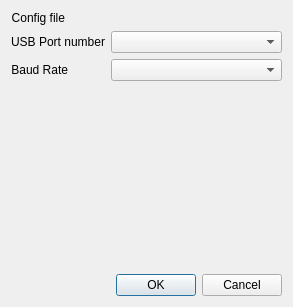
This is MITK/Modules/NDITrackerDataSourceService/Internal/niftkMITKTrackerDialog.ui in NifTK/NifTK as Qt 5 draws it before an edit. The edited form follows.
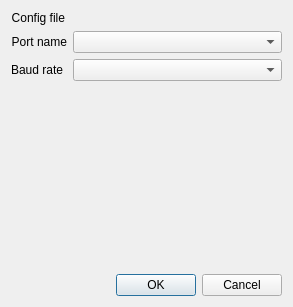
This is the edited form. Custom widgets are drawn as their Qt base class.

Commit message: Issue #4647: Tweak NDI tracker initialisation dialog box appearance

Diff of the .ui file:
```diff
--- a/MITK/Modules/NDITrackerDataSourceService/Internal/niftkMITKTrackerDialog.ui
+++ b/MITK/Modules/NDITrackerDataSourceService/Internal/niftkMITKTrackerDialog.ui
@@ -34,7 +34,7 @@
        <item row="1" column="0">
         <widget class="QLabel" name="m_PortNumberLabel">
          <property name="text">
-          <string>USB Port number</string>
+          <string>Port name</string>
          </property>
          <property name="alignment">
           <set>Qt::AlignRight|Qt::AlignTrailing|Qt::AlignVCenter</set>
@@ -47,7 +47,7 @@
        <item row="2" column="0">
         <widget class="QLabel" name="m_BaudRateLabel">
          <property name="text">
-          <string>Baud Rate</string>
+          <string>Baud rate</string>
          </property>
          <property name="alignment">
           <set>Qt::AlignRight|Qt::AlignTrailing|Qt::AlignVCenter</set>
```
